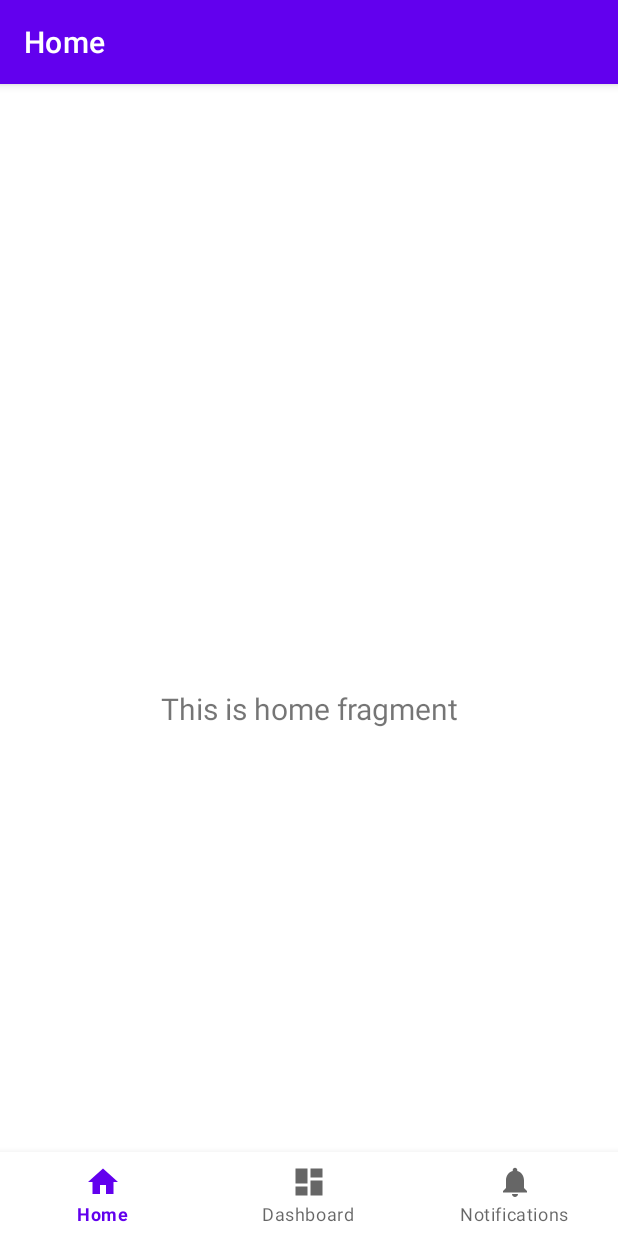
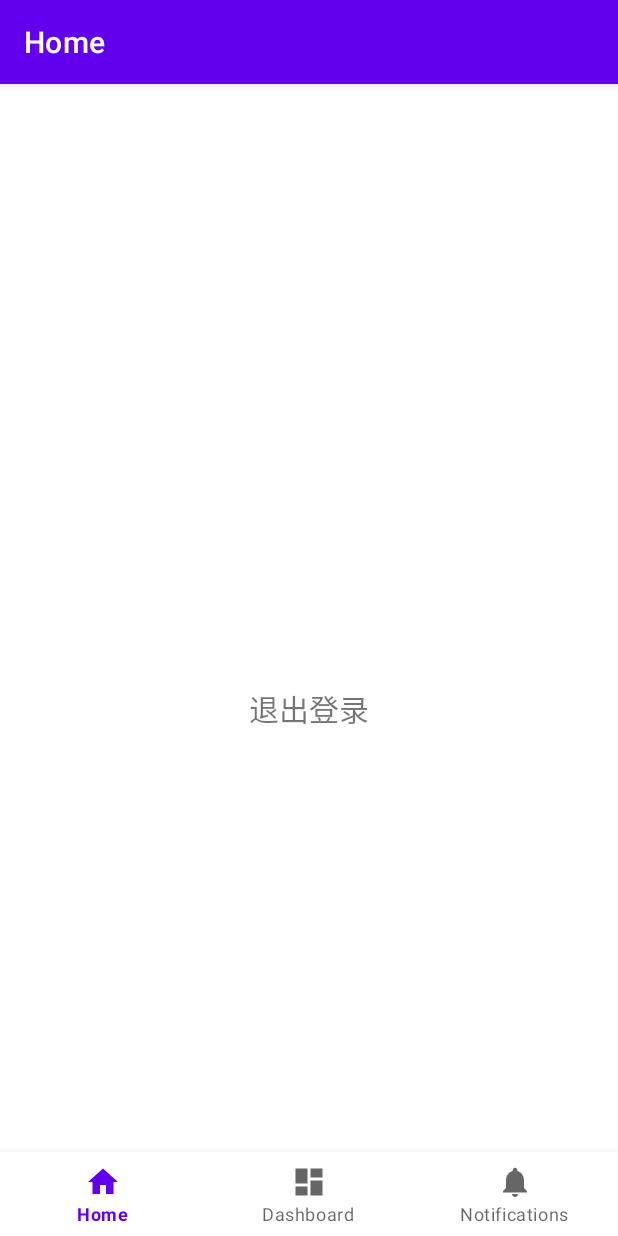
Before and after one commit to etoyz/AndroidLearn, an Android app: the HomeFragment screen opened directly, with no data from a screen before it, on a phone screen of 412 x 824 dp. Run offline under Robolectric (Android 15) with nearby library versions, the phone set to English and light mode, and no system bars; our stand-ins replace navigation-ui.

Commit message:
退出登录状态

```diff
--- a/LoginDemo/src/main/java/edu/ytu/logindemo/LoginActivity.java
+++ b/LoginDemo/src/main/java/edu/ytu/logindemo/LoginActivity.java
@@ -26,7 +26,7 @@ public class LoginActivity extends AppCompatActivity {
                     e.printStackTrace();
                 }
                 if (application.login(mobileNumber, password)) {
-                    application.showToast("欢迎回来！", Toast.LENGTH_SHORT);
+                    application.showToast("登录成功！", Toast.LENGTH_SHORT);
                     Intent intent = new Intent(LoginActivity.this, MainActivity.class);
                     LoginActivity.this.startActivity(intent);
                 } else
--- a/LoginDemo/src/main/java/edu/ytu/logindemo/MainActivity.java
+++ b/LoginDemo/src/main/java/edu/ytu/logindemo/MainActivity.java
@@ -1,6 +1,9 @@
 package edu.ytu.logindemo;
 
+import android.content.Intent;
 import android.os.Bundle;
+import android.view.View;
+import android.widget.Toast;
 
 import com.google.android.material.bottomnavigation.BottomNavigationView;
 
@@ -14,12 +17,13 @@ import edu.ytu.logindemo.databinding.ActivityMainBinding;
 
 public class MainActivity extends AppCompatActivity {
 
+    private static MyApplication application;
     private ActivityMainBinding binding;
 
     @Override
     protected void onCreate(Bundle savedInstanceState) {
         super.onCreate(savedInstanceState);
-
+        application = (MyApplication) getApplication();
         binding = ActivityMainBinding.inflate(getLayoutInflater());
         setContentView(binding.getRoot());
 
@@ -32,6 +36,16 @@ public class MainActivity extends AppCompatActivity {
         NavController navController = Navigation.findNavController(this, R.id.nav_host_fragment_activity_main);
         NavigationUI.setupActionBarWithNavController(this, navController, appBarConfiguration);
         NavigationUI.setupWithNavController(binding.navView, navController);
+
+        findViewById(R.id.logoutBtn).setOnClickListener(new View.OnClickListener() {
+            @Override
+            public void onClick(View v) {
+                application.logout();
+                application.showToast("已退出!", Toast.LENGTH_SHORT);
+                Intent intent = new Intent(MainActivity.this, LaunchActivity.class);
+                startActivity(intent);
+            }
+        });
     }
 
 }
--- a/LoginDemo/src/main/java/edu/ytu/logindemo/ui/home/HomeFragment.java
+++ b/LoginDemo/src/main/java/edu/ytu/logindemo/ui/home/HomeFragment.java
@@ -24,8 +24,8 @@ public class HomeFragment extends Fragment {
         binding = FragmentHomeBinding.inflate(inflater, container, false);
         View root = binding.getRoot();
 
-        final TextView textView = binding.textHome;
-        homeViewModel.getText().observe(getViewLifecycleOwner(), textView::setText);
+//        final TextView textView = binding.textHome;
+//        homeViewModel.getText().observe(getViewLifecycleOwner(), textView::setText);
         return root;
     }
 
--- a/LoginDemo/src/main/res/layout/fragment_home.xml
+++ b/LoginDemo/src/main/res/layout/fragment_home.xml
@@ -7,13 +7,14 @@
     tools:context=".ui.home.HomeFragment">
 
     <TextView
-        android:id="@+id/text_home"
+        android:id="@+id/logoutBtn"
         android:layout_width="match_parent"
         android:layout_height="wrap_content"
         android:layout_marginStart="8dp"
         android:layout_marginTop="8dp"
         android:layout_marginEnd="8dp"
         android:textAlignment="center"
+        android:text="退出登录"
         android:textSize="20sp"
         app:layout_constraintBottom_toBottomOf="parent"
         app:layout_constraintEnd_toEndOf="parent"
```
Also changed, not shown: LoginDemo/src/main/java/edu/ytu/logindemo/LaunchActivity.java (+9 -2 lines).
